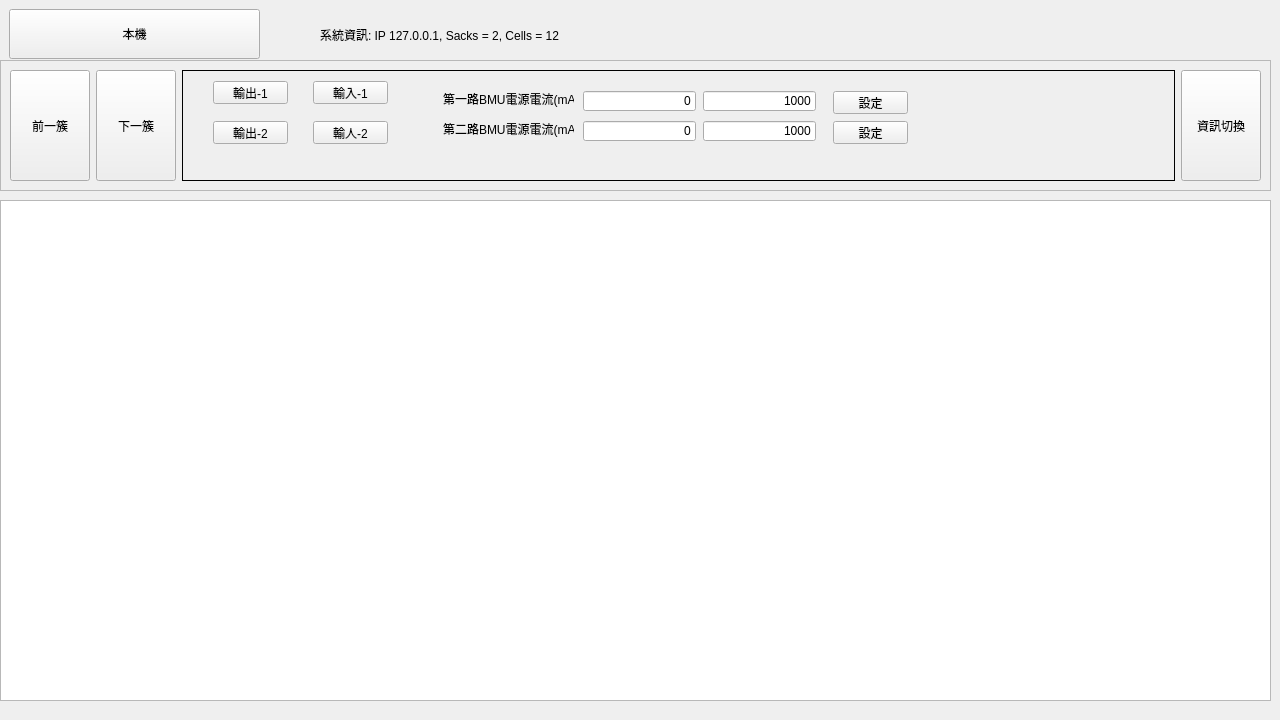
This is stackinfo.ui in haoyi-jason/BMS_HY01_old as Qt 5 draws it before an edit. The edited form follows.
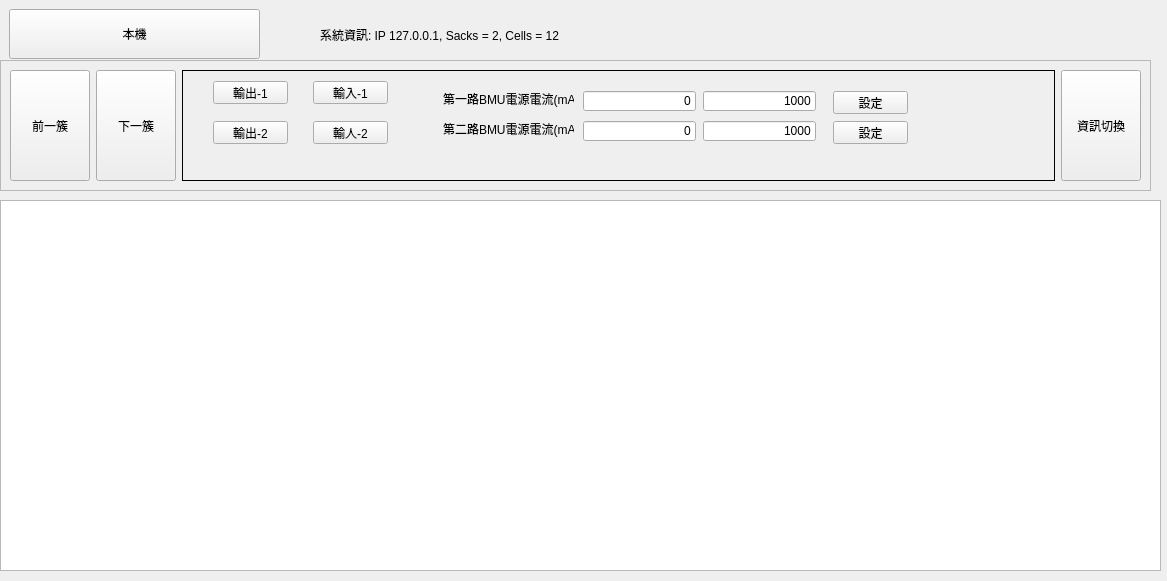
This is the edited form.

What changed in the file:
```diff
--- a/stackinfo.ui
+++ b/stackinfo.ui
@@ -6,8 +6,8 @@
    <rect>
     <x>0</x>
     <y>0</y>
-    <width>1280</width>
-    <height>720</height>
+    <width>1167</width>
+    <height>581</height>
    </rect>
   </property>
   <property name="sizePolicy">
@@ -27,8 +27,8 @@
     <rect>
      <x>0</x>
      <y>200</y>
-     <width>1271</width>
-     <height>501</height>
+     <width>1161</width>
+     <height>371</height>
     </rect>
    </property>
    <property name="styleSheet">
@@ -81,7 +81,7 @@
     <rect>
      <x>300</x>
      <y>9</y>
-     <width>971</width>
+     <width>851</width>
      <height>50</height>
     </rect>
    </property>
@@ -110,7 +110,7 @@
     <rect>
      <x>0</x>
      <y>60</y>
-     <width>1271</width>
+     <width>1151</width>
      <height>131</height>
     </rect>
    </property>
```
